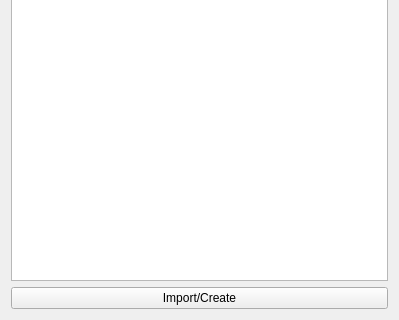
Qt form app/src/PlaylistListView.ui (MansTomb/uamp) before a commit; both pictures show x 0 to 399 and y 293 to 613 of the 399 by 613 pixel window.
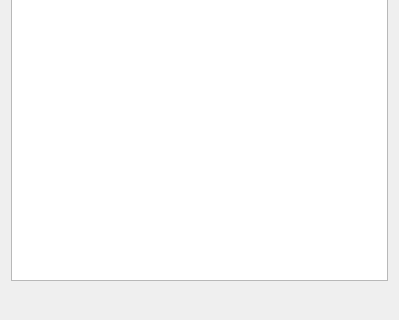
The same form after that commit. Icons and pictures are not drawn.

Diff of the .ui file:
```diff
--- a/app/src/PlaylistListView.ui
+++ b/app/src/PlaylistListView.ui
@@ -13,16 +13,59 @@
   <property name="windowTitle">
    <string>Form</string>
   </property>
-  <layout class="QVBoxLayout" name="verticalLayout_2">
+  <layout class="QVBoxLayout" name="verticalLayout_2" stretch="0,0">
    <item>
     <widget class="QListWidget" name="list"/>
    </item>
    <item>
-    <widget class="QPushButton" name="add">
-     <property name="text">
-      <string>Import/Create</string>
-     </property>
-    </widget>
+    <layout class="QHBoxLayout" name="horizontalLayout">
+     <item>
+      <spacer name="horizontalSpacer">
+       <property name="orientation">
+        <enum>Qt::Horizontal</enum>
+       </property>
+       <property name="sizeHint" stdset="0">
+        <size>
+         <width>40</width>
+         <height>20</height>
+        </size>
+       </property>
+      </spacer>
+     </item>
+     <item>
+      <widget class="QPushButton" name="add">
+       <property name="text">
+        <string/>
+       </property>
+       <property name="icon">
+        <iconset resource="../res/resources.qrc">
+         <normaloff>:/menuIcons/04-Add.svg</normaloff>:/menuIcons/04-Add.svg</iconset>
+       </property>
+       <property name="iconSize">
+        <size>
+         <width>32</width>
+         <height>32</height>
+        </size>
+       </property>
+       <property name="flat">
+        <bool>true</bool>
+       </property>
+      </widget>
+     </item>
+     <item>
+      <spacer name="horizontalSpacer_2">
+       <property name="orientation">
+        <enum>Qt::Horizontal</enum>
+       </property>
+       <property name="sizeHint" stdset="0">
+        <size>
+         <width>40</width>
+         <height>20</height>
+        </size>
+       </property>
+      </spacer>
+     </item>
+    </layout>
    </item>
   </layout>
  </widget>
```
Left out of the diff: 4 changed lines with no effect on the pictures.
